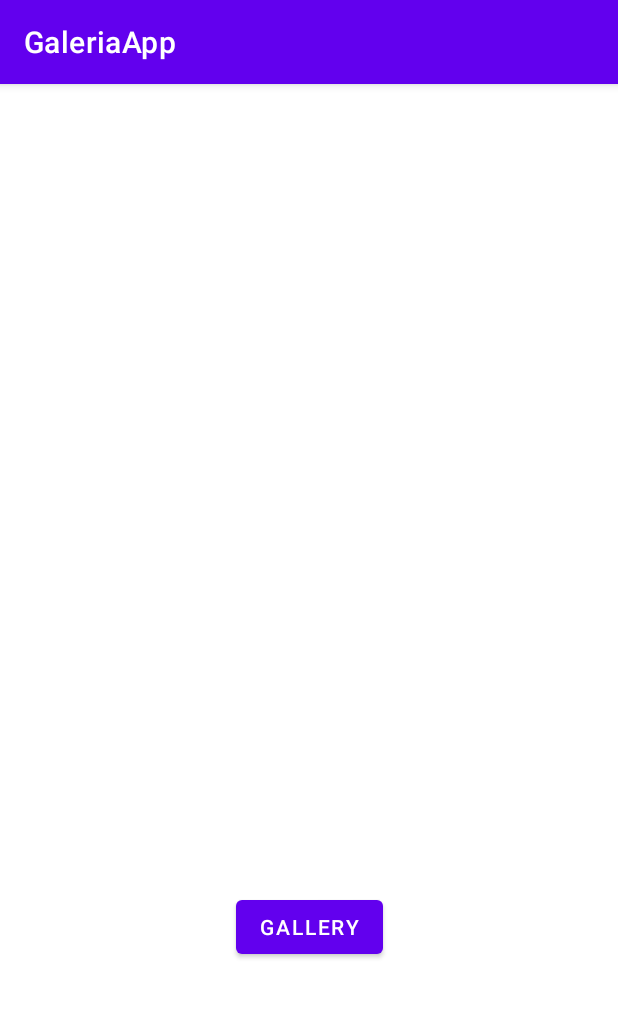
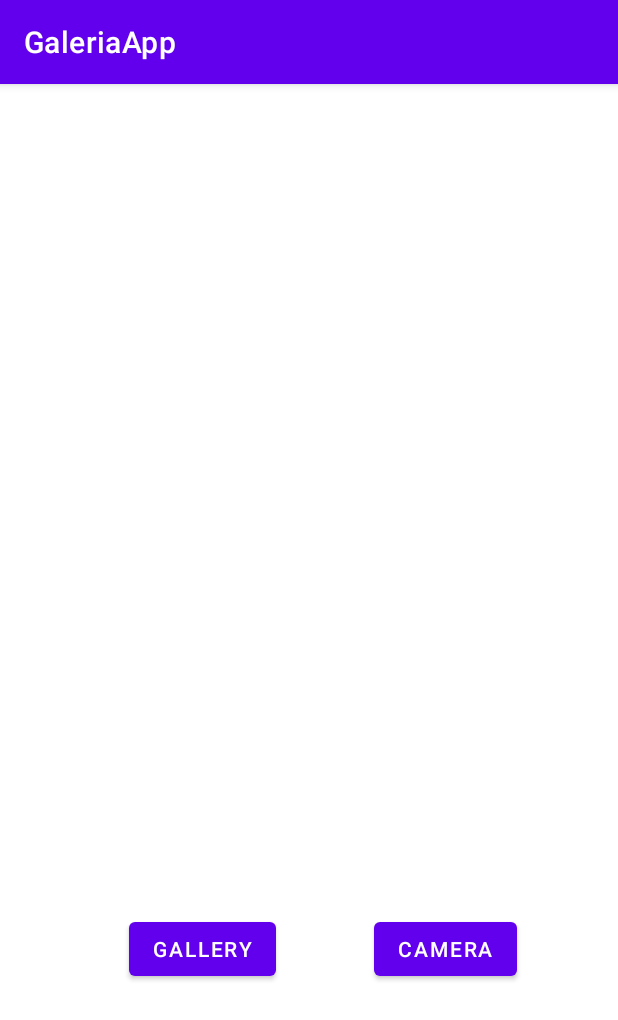
Before and after one commit to MarcG02/CapturaImatges, an Android app: the screen it shows after launch (MainActivity), on a phone screen of 412 x 824 dp. Shown: the top 1020 px of the screen. Run offline under Robolectric (Android 15) with nearby library versions, the phone set to English and light mode, and no system bars.

Commit message:
Camera Works

```diff
--- a/app/src/main/java/com/example/galeriaapp/MainActivity.java
+++ b/app/src/main/java/com/example/galeriaapp/MainActivity.java
@@ -8,40 +8,35 @@ import androidx.appcompat.app.AppCompatActivity;
 
 import android.app.Activity;
 import android.content.Intent;
+import android.graphics.Bitmap;
 import android.net.Uri;
 import android.os.Bundle;
-import android.view.View;
-import android.widget.ImageView;
-
-import androidx.activity.result.ActivityResult;
-import androidx.activity.result.ActivityResultCallback;
-import androidx.activity.result.ActivityResultLauncher;
-import androidx.activity.result.contract.ActivityResultContracts;
-import androidx.appcompat.app.AppCompatActivity;
-
-import android.app.Activity;
-import android.content.Intent;
-import android.net.Uri;
-import android.os.Bundle;
+import android.provider.MediaStore;
 import android.view.View;
 import android.widget.Button;
 import android.widget.ImageView;
 
+import com.example.galeriaapp.R;
+
 public class MainActivity extends AppCompatActivity {
     public ActivityResultLauncher<Intent> someActivityResultLauncher = null;
+    public ActivityResultLauncher<Intent> someActivityResultLauncherCamera = null;
     public static int RC_PHOTO_PICKER = 0;
+
     @Override
     protected void onCreate(Bundle savedInstanceState) {
         super.onCreate(savedInstanceState);
         setContentView(R.layout.activity_main);
         Button galleryButton = findViewById(R.id.galleryButton);
+        Button cameraButton = findViewById(R.id.cameraButton);
+
+
         this.someActivityResultLauncher = registerForActivityResult(
                 new ActivityResultContracts.StartActivityForResult(),
                 new ActivityResultCallback<ActivityResult>() {
                     @Override
                     public void onActivityResult(ActivityResult result) {
                         if (result.getResultCode() == Activity.RESULT_OK) {
-                            // There are no request codes
                             Intent data = result.getData();
                             Uri uri = data.getData();
                             ImageView imageView = findViewById(R.id.img);
@@ -55,6 +50,28 @@ public class MainActivity extends AppCompatActivity {
                 openSomeActivityForResult(null);
             }
         });
+
+
+        this.someActivityResultLauncherCamera = registerForActivityResult(
+                new ActivityResultContracts.StartActivityForResult(),
+                new ActivityResultCallback<ActivityResult>() {
+                    @Override
+                    public void onActivityResult(ActivityResult result) {
+                        if (result.getResultCode() == RESULT_OK) {
+                            Bundle extras = result.getData().getExtras();
+                            Bitmap imageBitmap = (Bitmap) extras.get("data");
+                            ImageView imagen = findViewById(R.id.img);
+                            imagen.setImageBitmap(imageBitmap);
+                        }
+                    }
+                });
+        cameraButton.setOnClickListener(new View.OnClickListener() {
+            @Override
+            public void onClick(View view) {
+                openSomeActivityForResult2(null);
+            }
+        });
+
     }
     public void openSomeActivityForResult(View view) {
         Intent intent = new Intent(Intent.ACTION_GET_CONTENT);
@@ -63,4 +80,9 @@ public class MainActivity extends AppCompatActivity {
         someActivityResultLauncher.launch(intent);
     }
 
+    public void openSomeActivityForResult2(View view) {
+        Intent intent = new Intent(MediaStore.ACTION_IMAGE_CAPTURE);
+        someActivityResultLauncherCamera.launch(intent);
+    }
+
 }
--- a/app/src/main/res/layout/activity_main.xml
+++ b/app/src/main/res/layout/activity_main.xml
@@ -24,6 +24,20 @@
         android:text="Gallery"
         app:layout_constraintBottom_toBottomOf="parent"
         app:layout_constraintEnd_toEndOf="parent"
+        app:layout_constraintHorizontal_bias="0.274"
         app:layout_constraintStart_toStartOf="parent"
-        app:layout_constraintTop_toBottomOf="@+id/img" />
+        app:layout_constraintTop_toTopOf="parent"
+        app:layout_constraintVertical_bias="0.768" />
+
+    <Button
+        android:id="@+id/cameraButton"
+        android:layout_width="wrap_content"
+        android:layout_height="wrap_content"
+        android:text="Camera"
+        app:layout_constraintBottom_toBottomOf="parent"
+        app:layout_constraintEnd_toEndOf="parent"
+        app:layout_constraintHorizontal_bias="0.492"
+        app:layout_constraintStart_toEndOf="@+id/galleryButton"
+        app:layout_constraintTop_toTopOf="parent"
+        app:layout_constraintVertical_bias="0.768" />
 </androidx.constraintlayout.widget.ConstraintLayout>
```
